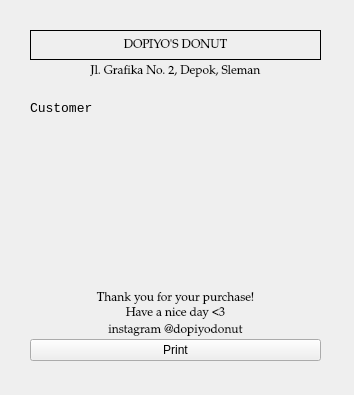
Above: nota.ui from ayeshnabiha/Jualan-Donat before the change. Below: the same form after it.
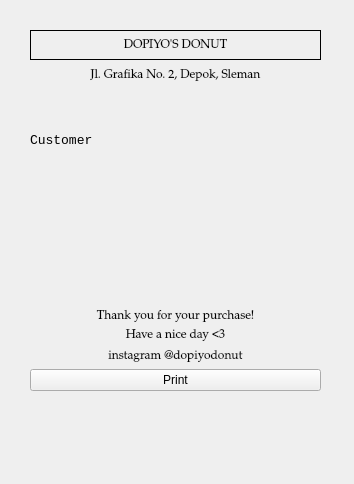
That is the form after the change.

```diff
--- a/nota.ui
+++ b/nota.ui
@@ -7,9 +7,15 @@
     <x>0</x>
     <y>0</y>
     <width>354</width>
-    <height>395</height>
+    <height>484</height>
    </rect>
   </property>
+  <property name="sizePolicy">
+   <sizepolicy hsizetype="Preferred" vsizetype="Fixed">
+    <horstretch>0</horstretch>
+    <verstretch>0</verstretch>
+   </sizepolicy>
+  </property>
   <property name="windowTitle">
    <string>Form</string>
   </property>
@@ -19,12 +25,12 @@
      <x>30</x>
      <y>30</y>
      <width>291</width>
-     <height>331</height>
+     <height>361</height>
     </rect>
    </property>
    <layout class="QVBoxLayout" name="verticalLayout_2">
     <property name="spacing">
-     <number>1</number>
+     <number>5</number>
     </property>
     <item>
      <widget class="QLabel" name="label_Main">
@@ -116,6 +122,19 @@
       </property>
      </widget>
     </item>
+    <item>
+     <spacer name="horizontalSpacer">
+      <property name="orientation">
+       <enum>Qt::Orientation::Horizontal</enum>
+      </property>
+      <property name="sizeHint" stdset="0">
+       <size>
+        <width>40</width>
+        <height>20</height>
+       </size>
+      </property>
+     </spacer>
+    </item>
     <item>
      <layout class="QHBoxLayout" name="horizontalLayout_2">
       <property name="sizeConstraint">
@@ -124,7 +143,7 @@
       <item>
        <widget class="QLabel" name="label_Cust">
         <property name="sizePolicy">
-         <sizepolicy hsizetype="Preferred" vsizetype="Maximum">
+         <sizepolicy hsizetype="MinimumExpanding" vsizetype="Maximum">
           <horstretch>0</horstretch>
           <verstretch>0</verstretch>
          </sizepolicy>
@@ -135,6 +154,12 @@
           <height>20</height>
          </size>
         </property>
+        <property name="maximumSize">
+         <size>
+          <width>200</width>
+          <height>16777215</height>
+         </size>
+        </property>
         <property name="font">
          <font>
           <family>Courier New</family>
@@ -173,7 +198,7 @@
          <string/>
         </property>
         <property name="alignment">
-         <set>Qt::AlignmentFlag::AlignRight|Qt::AlignmentFlag::AlignTrailing|Qt::AlignmentFlag::AlignVCenter</set>
+         <set>Qt::AlignmentFlag::AlignCenter</set>
         </property>
        </widget>
       </item>
@@ -182,7 +207,7 @@
     <item>
      <widget class="QLabel" name="label_Nota">
       <property name="sizePolicy">
-       <sizepolicy hsizetype="Preferred" vsizetype="Preferred">
+       <sizepolicy hsizetype="Preferred" vsizetype="Minimum">
         <horstretch>0</horstretch>
         <verstretch>0</verstretch>
        </sizepolicy>
@@ -204,6 +229,19 @@
       </property>
      </widget>
     </item>
+    <item>
+     <spacer name="horizontalSpacer_2">
+      <property name="orientation">
+       <enum>Qt::Orientation::Horizontal</enum>
+      </property>
+      <property name="sizeHint" stdset="0">
+       <size>
+        <width>40</width>
+        <height>20</height>
+       </size>
+      </property>
+     </spacer>
+    </item>
     <item>
      <widget class="QLabel" name="label_Tag">
       <property name="sizePolicy">
```
